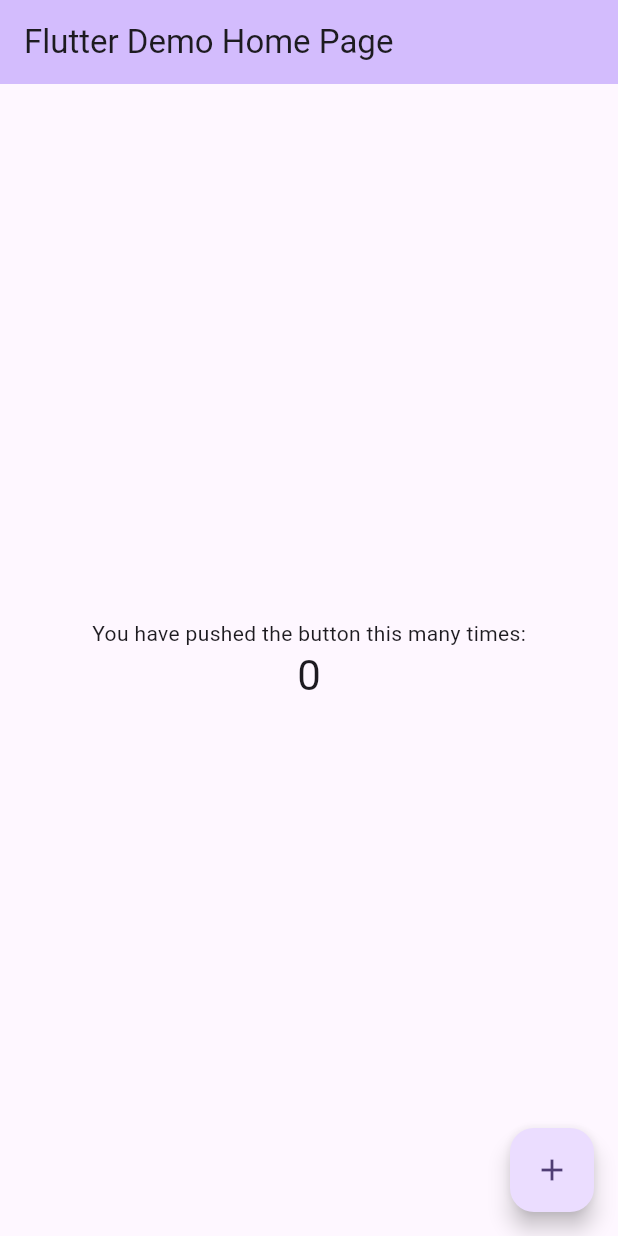
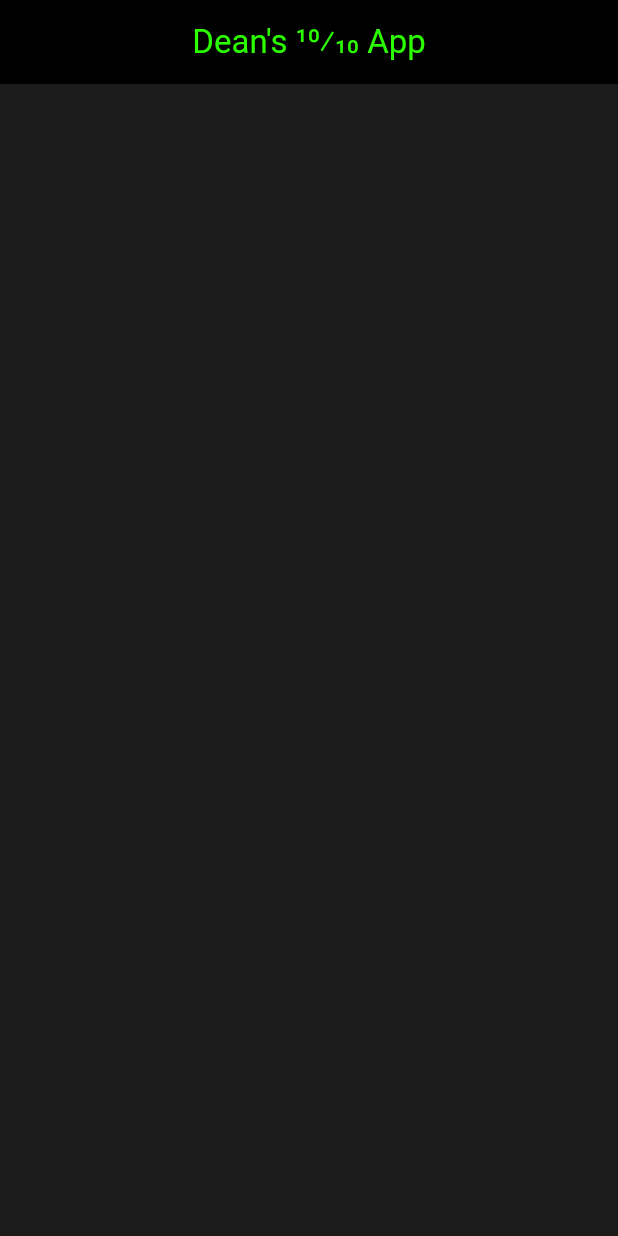
Before and after one commit to De4nWhit3/flutter_task15, a Flutter app: the screen it shows after launch, on a phone screen of 412 x 824 dp. Run offline on Flutter 3.47's test engine with Material 2 defaults, Android fonts, the phone set to English and light mode, and no system bars.

Commit message:
set color theme

```diff
--- a/lib/main.dart
+++ b/lib/main.dart
@@ -1,3 +1,5 @@
+import 'dart:ui';
+
 import 'package:flutter/material.dart';
 
 void main() {
@@ -10,59 +12,50 @@ class MyApp extends StatelessWidget {
   @override
   Widget build(BuildContext context) {
     return MaterialApp(
+      debugShowCheckedModeBanner: false,
       title: 'Flutter Demo',
       theme: ThemeData(
-        colorScheme: ColorScheme.fromSeed(seedColor: Colors.deepPurple),
         useMaterial3: true,
       ),
-      home: const MyHomePage(title: 'Flutter Demo Home Page'),
+      home: const MyHomePage(),
+      routes: <String, WidgetBuilder>{
+        '/root': (BuildContext context) => const MyHomePage(),
+      },
     );
   }
 }
 
 class MyHomePage extends StatefulWidget {
-  const MyHomePage({super.key, required this.title});
-
-  final String title;
+  const MyHomePage({super.key});
 
   @override
   State<MyHomePage> createState() => _MyHomePageState();
 }
 
 class _MyHomePageState extends State<MyHomePage> {
-  int _counter = 0;
-
-  void _incrementCounter() {
-    setState(() {
-      _counter++;
-    });
-  }
-
   @override
   Widget build(BuildContext context) {
+    const Color limeGreen = Color.fromARGB(255, 43, 255, 0);
     return Scaffold(
+      backgroundColor: const Color.fromARGB(255, 27, 27, 27),
       appBar: AppBar(
-        backgroundColor: Theme.of(context).colorScheme.inversePrimary,
-        title: Text(widget.title),
+        backgroundColor: Colors.black,
+        centerTitle: true,
+        title: const Text(
+          'Dean\'s 10/10 App',
+          style: TextStyle(
+            color: limeGreen,
+            fontFeatures: <FontFeature>[
+              FontFeature.fractions(),
+            ],
+          ),
+        ),
       ),
       body: Center(
         child: Column(
           mainAxisAlignment: MainAxisAlignment.center,
-          children: <Widget>[
-            const Text(
-              'You have pushed the button this many times:',
-            ),
-            Text(
-              '$_counter',
-              style: Theme.of(context).textTheme.headlineMedium,
-            ),
-          ],
+          children: <Widget>[],
         ),
-      ),
-      floatingActionButton: FloatingActionButton(
-        onPressed: _incrementCounter,
-        tooltip: 'Increment',
-        child: const Icon(Icons.add),
       ),
     );
   }
```
